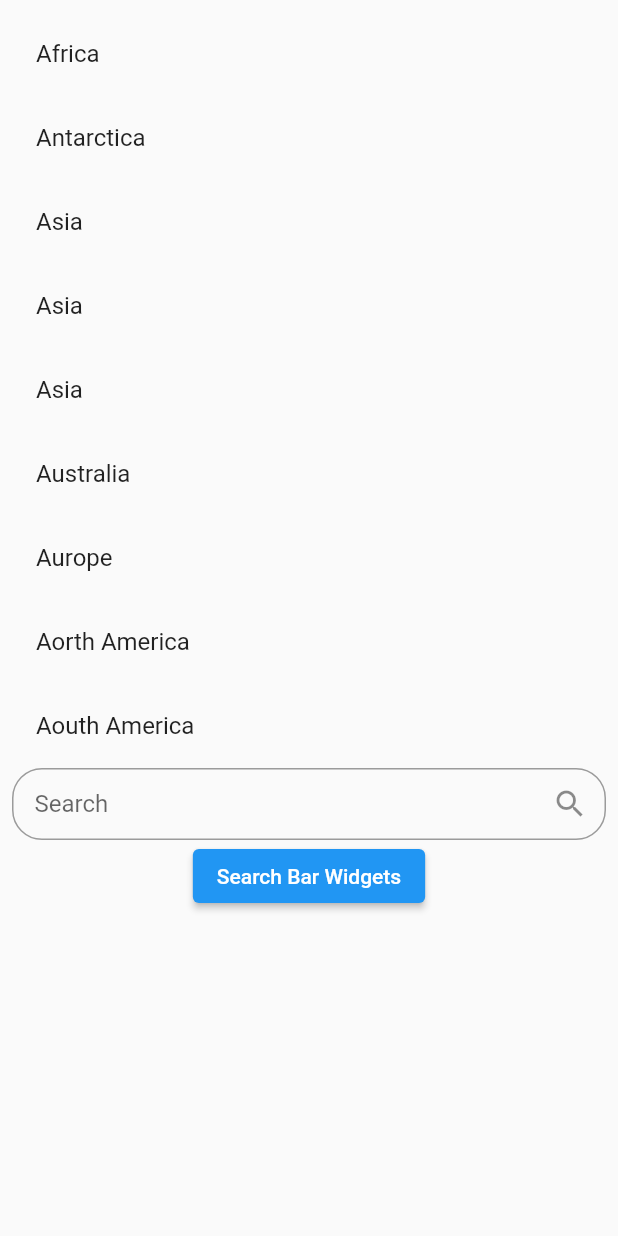
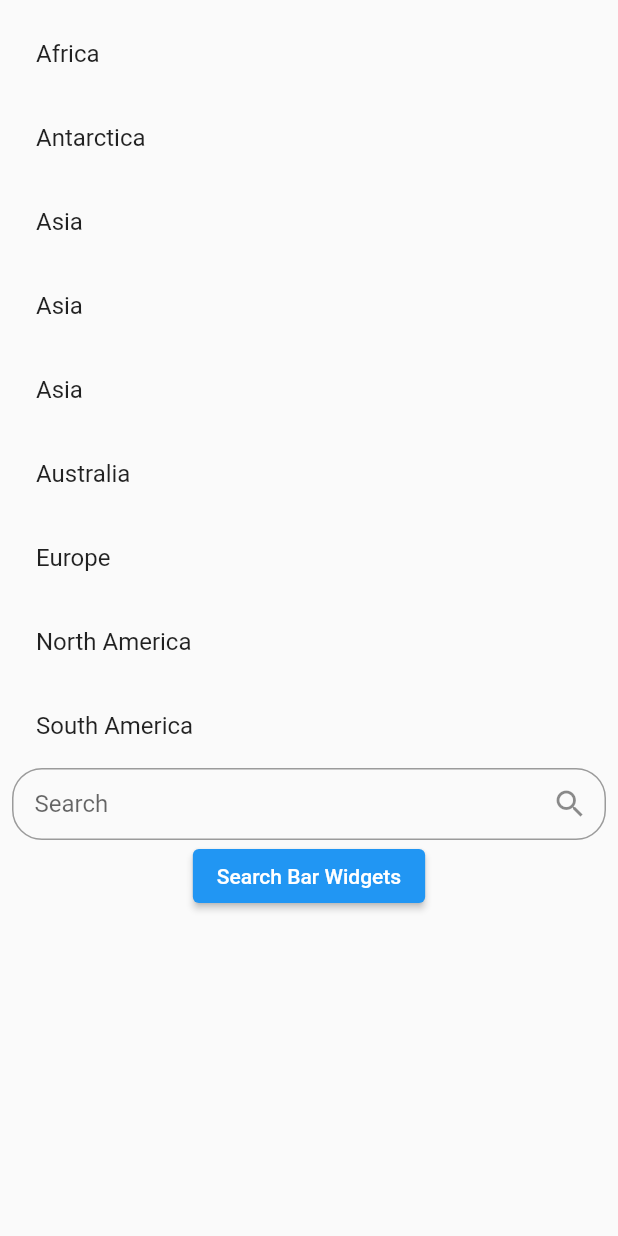
Before and after one commit to KhilanVitthani/custom_autocomplete_textfield, a Flutter app: the screen it shows after launch, on a phone screen of 412 x 824 dp. Run offline on Flutter 3.47's test engine with Material 2 defaults, Android fonts, the phone set to English and light mode, and no system bars.

Commit message:
initial commit

```diff
--- a/lib/main.dart
+++ b/lib/main.dart
@@ -1,4 +1,4 @@
-import 'package:auto_complate_text_field/serchBarWirdgets.dart';
+import 'package:auto_complate_text_field/searchBarWidget.dart';
 import 'package:flutter/material.dart';
 
 void main() => runApp(MyApp());
@@ -35,9 +35,9 @@ class _AutoCompleteTextFieldState extends State<AutoCompleteTextField> {
     Continent(name: 'Asia', size: 44579000),
     Continent(name: 'Asia', size: 44579000),
     Continent(name: 'Australia', size: 8600000),
-    Continent(name: 'Aurope', size: 10180000),
-    Continent(name: 'Aorth America', size: 24709000),
-    Continent(name: 'Aouth America', size: 17840000),
+    Continent(name: 'Europe', size: 10180000),
+    Continent(name: 'North America', size: 24709000),
+    Continent(name: 'South America', size: 17840000),
   ];
   List continent = [];
   List<Continent> _foundUsers = [];
--- a/lib/serchBarWirdgets.dart
+++ b/lib/searchBarWidget.dart
@@ -141,7 +141,7 @@ class _SearchBarScreenState extends State<SearchBarScreen> {
                       ),
                     )
                   : const Text(
-                      'No results found Please try with diffrent search',
+                      'No results found Please try with different search',
                       style: TextStyle(fontSize: 24),
                     ),
             ),
```
